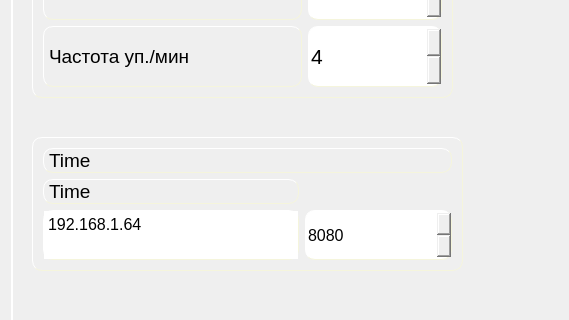
andreyshmelev/drug_marking, file mainwindow.ui: the form before one commit; both pictures show x 0 to 569 and y 180 to 500 of the 1280 by 800 pixel window.
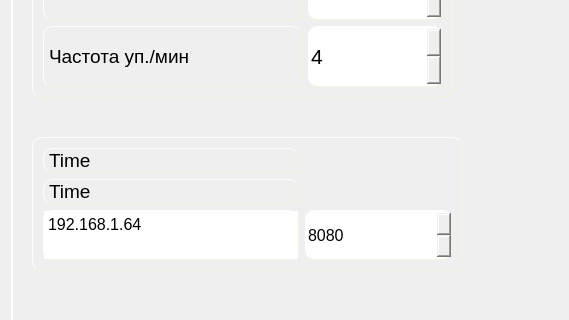
The form after the commit. Icons and pictures are not drawn. Custom widgets are drawn as their Qt base class.

```diff
--- a/mainwindow.ui
+++ b/mainwindow.ui
@@ -4547,8 +4547,8 @@
              </property>
             </widget>
            </item>
-           <item row="0" column="0" colspan="2">
-            <widget class="QLabel" name="SerialTime">
+           <item row="1" column="0">
+            <widget class="QLabel" name="SerialTimeRecieve">
              <property name="sizePolicy">
               <sizepolicy hsizetype="Expanding" vsizetype="Expanding">
                <horstretch>0</horstretch>
@@ -4565,8 +4565,8 @@
              </property>
             </widget>
            </item>
-           <item row="1" column="0">
-            <widget class="QLabel" name="SerialTimeRecieve">
+           <item row="0" column="0">
+            <widget class="QLabel" name="SerialTime">
              <property name="sizePolicy">
               <sizepolicy hsizetype="Expanding" vsizetype="Expanding">
                <horstretch>0</horstretch>
```
Left out of the diff: 2 changed lines with no effect on the pictures.
